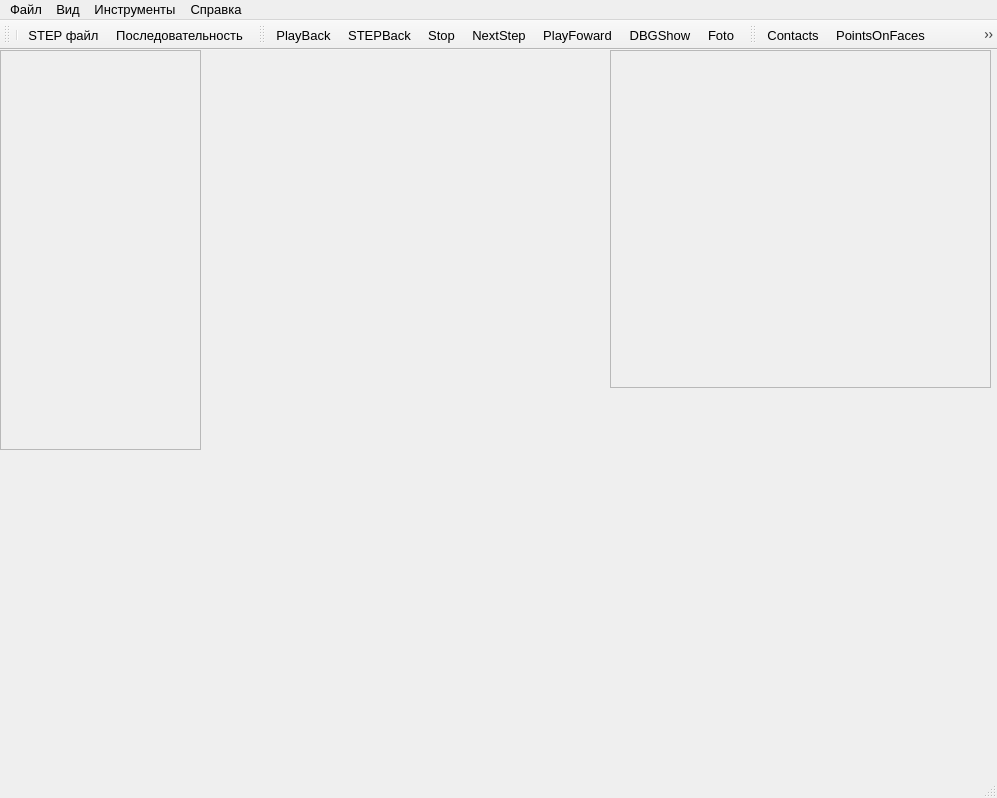
Qt form src/mainframe.ui (zhucci/ASP_Project) before a commit.
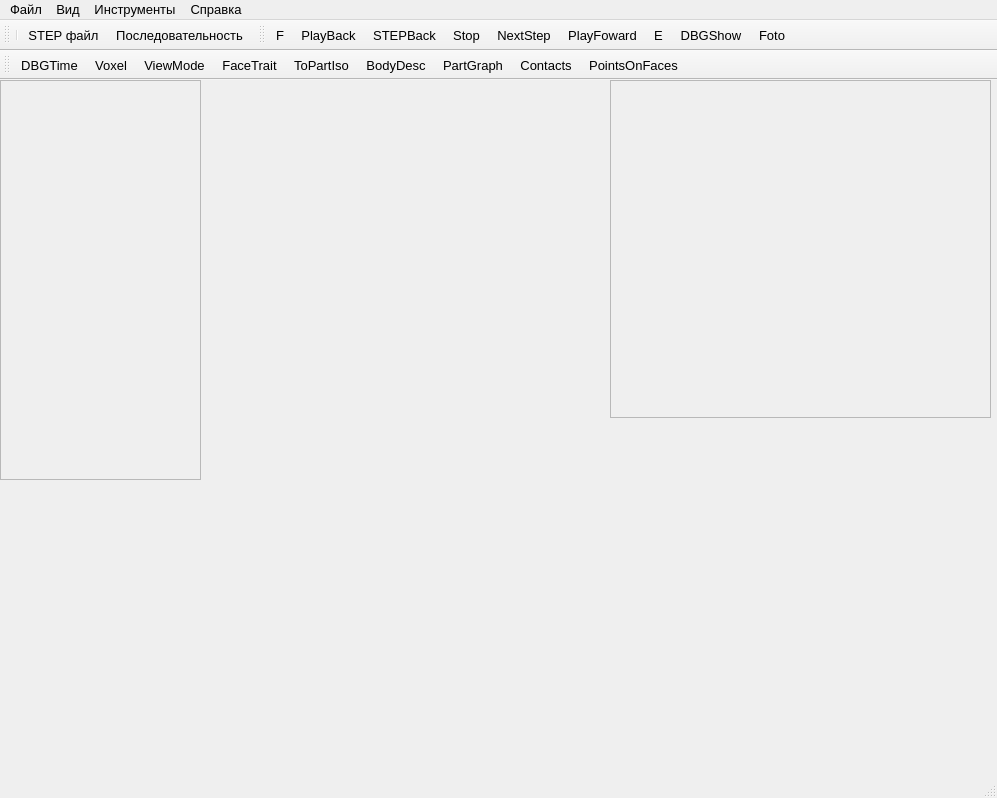
The same form after that commit. Icons and pictures are not drawn.

Commit message: Voxel Test is added

What changed in the file:
```diff
--- a/src/mainframe.ui
+++ b/src/mainframe.ui
@@ -145,7 +145,7 @@
      <x>0</x>
      <y>0</y>
      <width>997</width>
-     <height>21</height>
+     <height>31</height>
     </rect>
    </property>
    <widget class="QMenu" name="menu_FILE">
@@ -230,11 +230,13 @@
    <attribute name="toolBarBreak">
     <bool>false</bool>
    </attribute>
+   <addaction name="action_ShowFullProduct"/>
    <addaction name="actionPlayBack"/>
    <addaction name="actionSTEPBack"/>
    <addaction name="actionStop"/>
    <addaction name="actionNextStep"/>
    <addaction name="actionPlayFoward"/>
+   <addaction name="action_HideDisassembled"/>
    <addaction name="actionDBGShow"/>
    <addaction name="actionFoto"/>
   </widget>
@@ -249,16 +251,17 @@
     <enum>TopToolBarArea</enum>
    </attribute>
    <attribute name="toolBarBreak">
-    <bool>false</bool>
+    <bool>true</bool>
    </attribute>
-   <addaction name="actionT1"/>
-   <addaction name="actionT2"/>
-   <addaction name="actionT3"/>
-   <addaction name="actionT4"/>
-   <addaction name="actionT5"/>
+   <addaction name="action_DBGTime"/>
+   <addaction name="action_VoxelGeneration"/>
+   <addaction name="actionViewMode"/>
+   <addaction name="action_FaceTrait"/>
+   <addaction name="action_PartIso"/>
    <addaction name="actionBodyDescriptor"/>
    <addaction name="actionPartGraph"/>
-   <addaction name="actionViewMode"/>
+   <addaction name="action_ContactTest"/>
+   <addaction name="action_PointOnFace"/>
   </widget>
   <action name="actionEXIT">
    <property name="icon">
@@ -397,7 +400,7 @@
     <string>Текущую сессию</string>
    </property>
   </action>
-  <action name="actionT1">
+  <action name="action_ContactTest">
    <property name="checkable">
     <bool>false</bool>
    </property>
@@ -413,7 +416,7 @@
     <string>BodyDesc</string>
    </property>
   </action>
-  <action name="actionT2">
+  <action name="action_PointOnFace">
    <property name="text">
     <string>T2</string>
    </property>
@@ -421,7 +424,7 @@
     <string>PointsOnFaces</string>
    </property>
   </action>
-  <action name="actionT3">
+  <action name="action_FaceTrait">
    <property name="text">
     <string>T3</string>
    </property>
@@ -429,7 +432,7 @@
     <string>FaceTrait</string>
    </property>
   </action>
-  <action name="actionT4">
+  <action name="action_PartIso">
    <property name="text">
     <string>T4</string>
    </property>
@@ -437,7 +440,7 @@
     <string>ToPartIso</string>
    </property>
   </action>
-  <action name="actionT5">
+  <action name="action_DBGTime">
    <property name="text">
     <string>T5</string>
    </property>
@@ -500,6 +503,29 @@
     <string>Твердотельный</string>
    </property>
   </action>
+  <action name="action_VoxelGeneration">
+   <property name="text">
+    <string>Voxel</string>
+   </property>
+  </action>
+  <action name="action_HideDisassembled">
+   <property name="icon">
+    <iconset resource="IconRes.qrc">
+     <normaloff>:/emptyAsmState.png</normaloff>:/emptyAsmState.png</iconset>
+   </property>
+   <property name="text">
+    <string>E</string>
+   </property>
+  </action>
+  <action name="action_ShowFullProduct">
+   <property name="icon">
+    <iconset resource="IconRes.qrc">
+     <normaloff>:/fullAssemblyState.png</normaloff>:/fullAssemblyState.png</iconset>
+   </property>
+   <property name="text">
+    <string>F</string>
+   </property>
+  </action>
  </widget>
  <resources>
   <include location="IconRes.qrc"/>
```
The commit also changes 32 other files.
